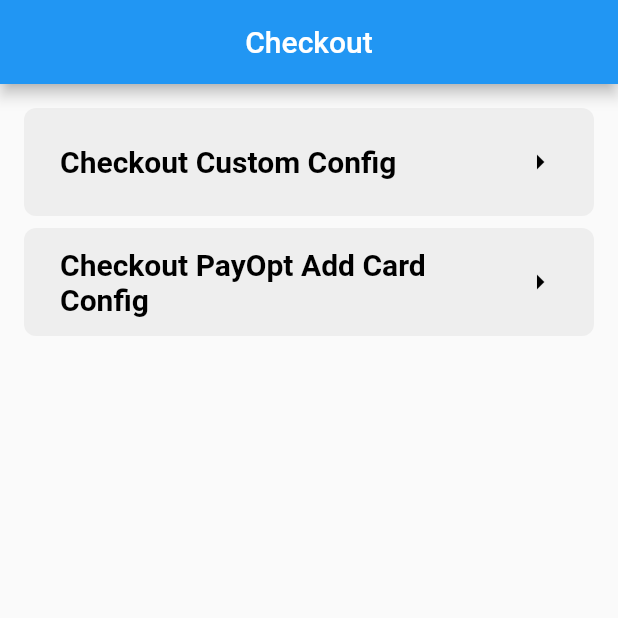
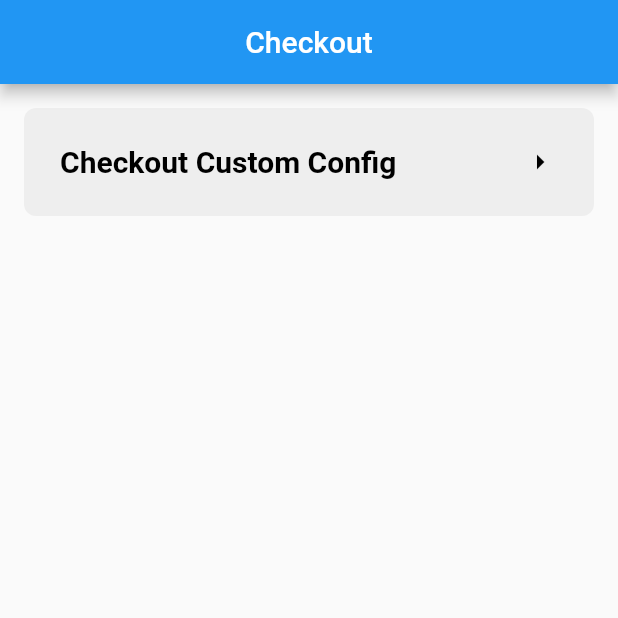
Before and after one commit to vgs-samples/vgs-checkout-flutter-demo, a Flutter app: the screen it shows after launch, on a phone screen of 412 x 824 dp, the top half of it. Run offline on Flutter 3.47's test engine with Material 2 defaults, Android fonts, the phone set to English and light mode, and no system bars; our stand-ins replace dartz.

Commit message:
Hide payout config

```diff
--- a/lib/presentation/pages/checkout_use_cases.dart
+++ b/lib/presentation/pages/checkout_use_cases.dart
@@ -27,17 +27,17 @@ class CheckoutUseCases extends StatelessWidget {
                 title: 'Checkout Custom Config',
               ),
             ),
-            SizedBox(
-              height: 8,
-            ),
-            GestureDetector(
-              onTap: () {
-                Navigator.pushNamed(context, RouteNames.kPayOptAddCardConfig);
-              },
-              child: CheckoutUseCaseItem(
-                title: 'Checkout PayOpt Add Card Config',
-              ),
-            )
+            // SizedBox(
+            //   height: 8,
+            // ),
+            // GestureDetector(
+            //   onTap: () {
+            //     Navigator.pushNamed(context, RouteNames.kPayOptAddCardConfig);
+            //   },
+            //   child: CheckoutUseCaseItem(
+            //     title: 'Checkout PayOpt Add Card Config',
+            //   ),
+            // )
           ],
         ),
       ),
```
